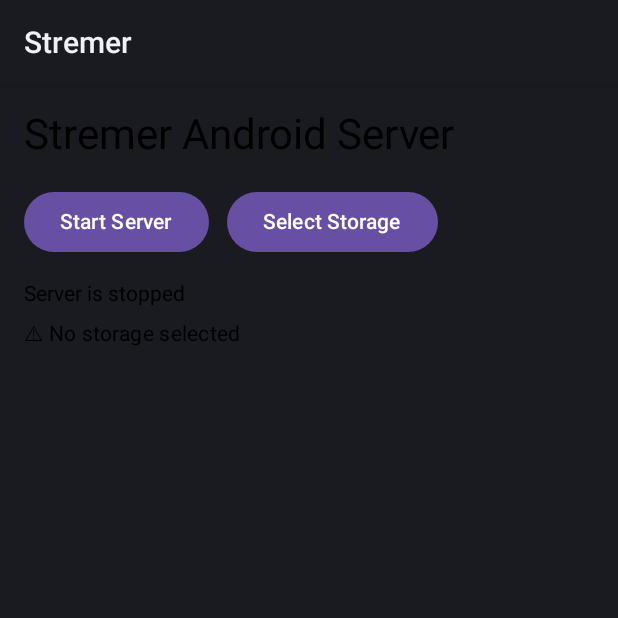
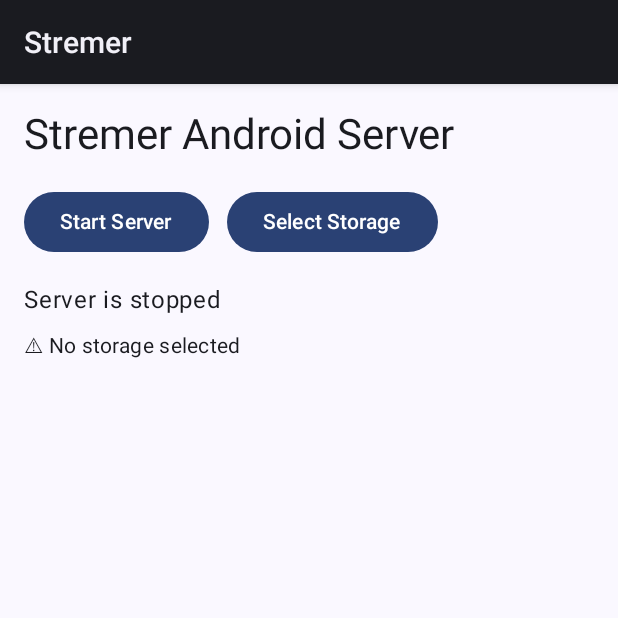
Before and after one commit to saurabhsingh33/Stremer, an Android app built with Jetpack Compose: the screen it shows after launch (MainActivity), on a phone screen of 412 x 824 dp, the top half of it. Run offline under Robolectric (Android 15) with nearby library versions, the phone set to English and light mode, and no system bars.

Commit message:
text visibility

```diff
--- a/server-android/app/src/main/java/com/stremer/MainActivity.kt
+++ b/server-android/app/src/main/java/com/stremer/MainActivity.kt
@@ -3,13 +3,25 @@ package com.stremer
 import android.os.Bundle
 import androidx.activity.ComponentActivity
 import androidx.activity.compose.setContent
+import androidx.compose.foundation.layout.fillMaxSize
+import androidx.compose.material3.MaterialTheme
+import androidx.compose.material3.Surface
+import androidx.compose.ui.Modifier
+import com.stremer.ui.theme.StremerTheme
 import com.stremer.ui.MainScreen
 
 class MainActivity : ComponentActivity() {
     override fun onCreate(savedInstanceState: Bundle?) {
         super.onCreate(savedInstanceState)
         setContent {
-            MainScreen()
+            StremerTheme {
+                Surface(
+                    modifier = Modifier.fillMaxSize(),
+                    color = MaterialTheme.colorScheme.background
+                ) {
+                    MainScreen()
+                }
+            }
         }
     }
 }
--- a/server-android/app/src/main/java/com/stremer/ui/MainScreen.kt
+++ b/server-android/app/src/main/java/com/stremer/ui/MainScreen.kt
@@ -25,8 +25,12 @@ fun MainScreen() {
             storageSelected = true
         }
     }
-    Column(modifier = Modifier.padding(16.dp)) {
-        Text(text = "Stremer Android Server", style = MaterialTheme.typography.headlineMedium)
+    Column(modifier = Modifier.fillMaxSize().padding(16.dp)) {
+        Text(
+            text = "Stremer Android Server",
+            style = MaterialTheme.typography.headlineMedium,
+            color = MaterialTheme.colorScheme.onBackground
+        )
         Spacer(modifier = Modifier.height(16.dp))
         Row(horizontalArrangement = Arrangement.spacedBy(12.dp)) {
             Button(onClick = {
@@ -40,11 +44,15 @@ fun MainScreen() {
             }
         }
         Spacer(modifier = Modifier.height(16.dp))
-        Text(text = if (serverRunning) "Server is running on LAN" else "Server is stopped")
+        Text(
+            text = if (serverRunning) "Server is running on LAN" else "Server is stopped",
+            color = MaterialTheme.colorScheme.onBackground
+        )
         Spacer(modifier = Modifier.height(8.dp))
         Text(
             text = if (storageSelected) "✓ Storage selected" else "⚠ No storage selected",
-            style = MaterialTheme.typography.bodyMedium
+            style = MaterialTheme.typography.bodyMedium,
+            color = MaterialTheme.colorScheme.onBackground
         )
     }
 }
--- /dev/null
+++ b/server-android/app/src/main/java/com/stremer/ui/theme/Theme.kt
@@ -0,0 +1,36 @@
+package com.stremer.ui.theme
+
+import android.os.Build
+import androidx.compose.foundation.isSystemInDarkTheme
+import androidx.compose.material3.MaterialTheme
+import androidx.compose.material3.darkColorScheme
+import androidx.compose.material3.dynamicDarkColorScheme
+import androidx.compose.material3.dynamicLightColorScheme
+import androidx.compose.material3.lightColorScheme
+import androidx.compose.runtime.Composable
+import androidx.compose.ui.platform.LocalContext
+
+private val LightColors = lightColorScheme()
+private val DarkColors = darkColorScheme()
+
+@Composable
+fun StremerTheme(
+    useDarkTheme: Boolean = isSystemInDarkTheme(),
+    dynamicColor: Boolean = true,
+    content: @Composable () -> Unit
+) {
+    val colorScheme = when {
+        dynamicColor && Build.VERSION.SDK_INT >= Build.VERSION_CODES.S -> {
+            val context = LocalContext.current
+            if (useDarkTheme) dynamicDarkColorScheme(context) else dynamicLightColorScheme(context)
+        }
+        useDarkTheme -> DarkColors
+        else -> LightColors
+    }
+
+    MaterialTheme(
+        colorScheme = colorScheme,
+        typography = androidx.compose.material3.Typography(),
+        content = content
+    )
+}
```
